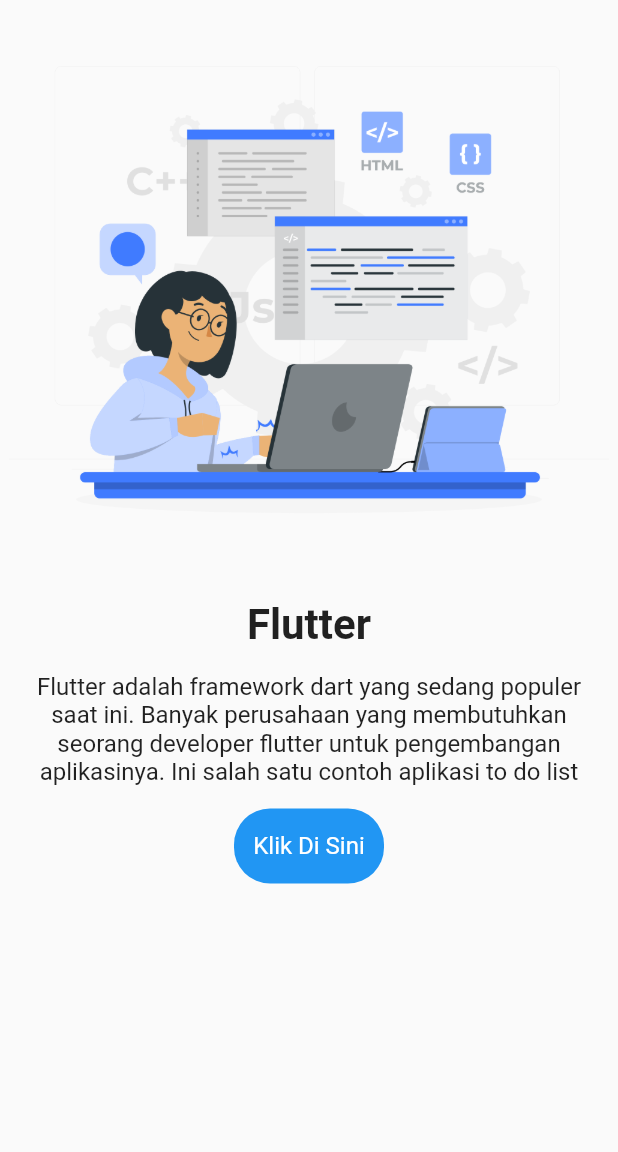
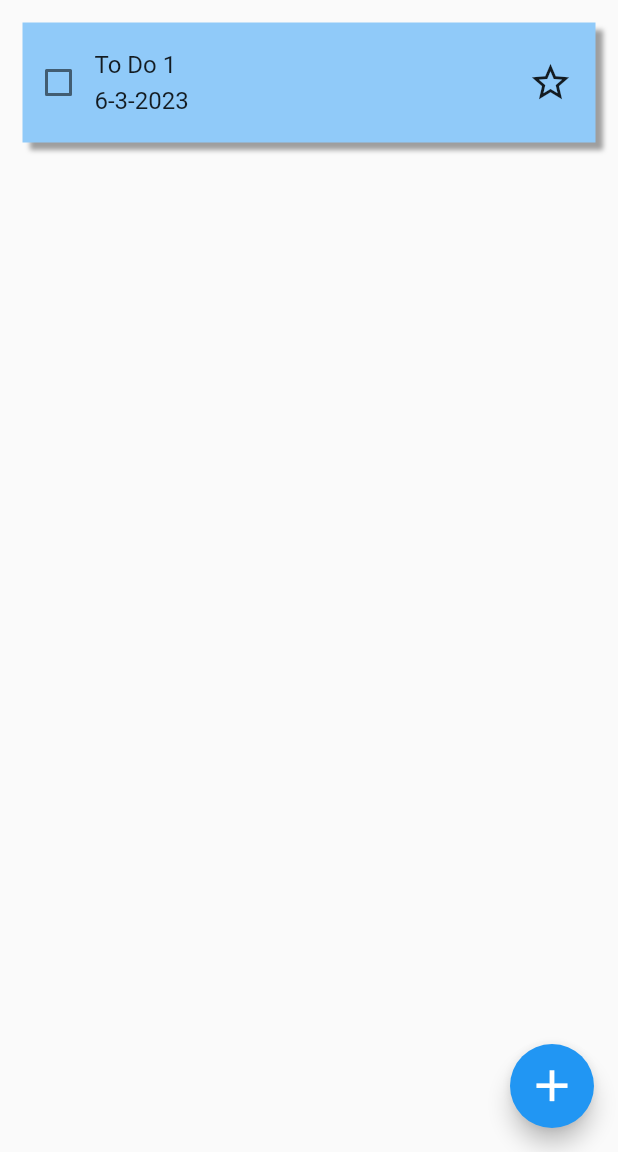
Before and after one commit to FajarRAP/to_do_lite, a Flutter app: the screen it shows after launch, on a phone screen of 412 x 824 dp, the part 84-1236 px from its top. Run offline on Flutter 3.47's test engine with Material 2 defaults, Android fonts, the phone set to English and light mode, and no system bars.

Commit message:
membuat page daftar to do

```diff
--- /dev/null
+++ b/lib/components/appbar.dart
@@ -0,0 +1,15 @@
+import 'package:flutter/material.dart';
+
+AppBar appBarAinx() {
+  return AppBar(
+    title: const Text(
+      "Aplikasi To Do",
+      style: TextStyle(
+        color: Colors.black,
+      ),
+    ),
+    centerTitle: true,
+    backgroundColor: Colors.white,
+    elevation: 0,
+  );
+}
--- a/lib/main.dart
+++ b/lib/main.dart
@@ -1,5 +1,6 @@
 import 'package:flutter/material.dart';
 import 'package:to_do_lite/pages/home_page.dart';
+import 'package:to_do_lite/pages/to_do_page.dart';
 
 void main(List<String> args) {
   runApp(const MyApp());
@@ -11,7 +12,8 @@
   Widget build(BuildContext context) {
     return const MaterialApp(
       debugShowCheckedModeBanner: false,
-      home: HomePage(),
+      // home: HomePage(),
+      home: ToDoPage(),
     );
   }
 }
--- a/lib/pages/home_page.dart
+++ b/lib/pages/home_page.dart
@@ -1,21 +1,12 @@
 import 'package:flutter/material.dart';
+import 'package:to_do_lite/components/appbar.dart';
 
 class HomePage extends StatelessWidget {
   const HomePage({super.key});
   @override
   Widget build(BuildContext context) {
     return Scaffold(
-      appBar: AppBar(
-        title: const Text(
-          "Aplikasi To Do",
-          style: TextStyle(
-            color: Colors.black,
-          ),
-        ),
-        centerTitle: true,
-        backgroundColor: Colors.white,
-        elevation: 0,
-      ),
+      appBar: appBarAinx(),
       body: Column(
         children: [
           Image.asset(
--- /dev/null
+++ b/lib/pages/to_do_page.dart
@@ -0,0 +1,79 @@
+import 'package:flutter/material.dart';
+import 'package:to_do_lite/components/appbar.dart';
+
+class ToDoPage extends StatelessWidget {
+  const ToDoPage({super.key});
+  @override
+  Widget build(BuildContext context) {
+    return Scaffold(
+      appBar: appBarAinx(),
+      body: Column(
+        children: [
+          Padding(
+            padding: const EdgeInsets.all(15.0),
+            child: Container(
+              width: double.infinity,
+              height: 80,
+              decoration: BoxDecoration(
+                color: Colors.blue[200],
+                boxShadow: const [
+                  BoxShadow(
+                    blurRadius: 2,
+                    offset: Offset(5, 5),
+                    color: Colors.grey,
+                  ),
+                ],
+              ),
+              child: Row(
+                children: [
+                  Checkbox(
+                    value: false,
+                    onChanged: (value) {},
+                  ),
+                  Column(
+                    mainAxisAlignment: MainAxisAlignment.center,
+                    crossAxisAlignment: CrossAxisAlignment.start,
+                    children: const [
+                      Text(
+                        "To Do 1",
+                        style: TextStyle(
+                          fontSize: 16,
+                        ),
+                      ),
+                      SizedBox(
+                        height: 5,
+                      ),
+                      Text(
+                        "6-3-2023",
+                        style: TextStyle(
+                          fontSize: 16,
+                        ),
+                      ),
+                    ],
+                  ),
+                  const Expanded(
+                    child: SizedBox(),
+                  ),
+                  const Padding(
+                    padding: EdgeInsets.symmetric(horizontal: 15),
+                    child: Icon(
+                      Icons.star_border,
+                      size: 30,
+                    ),
+                  ),
+                ],
+              ),
+            ),
+          ),
+        ],
+      ),
+      floatingActionButton: FloatingActionButton(
+        onPressed: () {},
+        child: const Icon(
+          Icons.add,
+          size: 35,
+        ),
+      ),
+    );
+  }
+}
```
